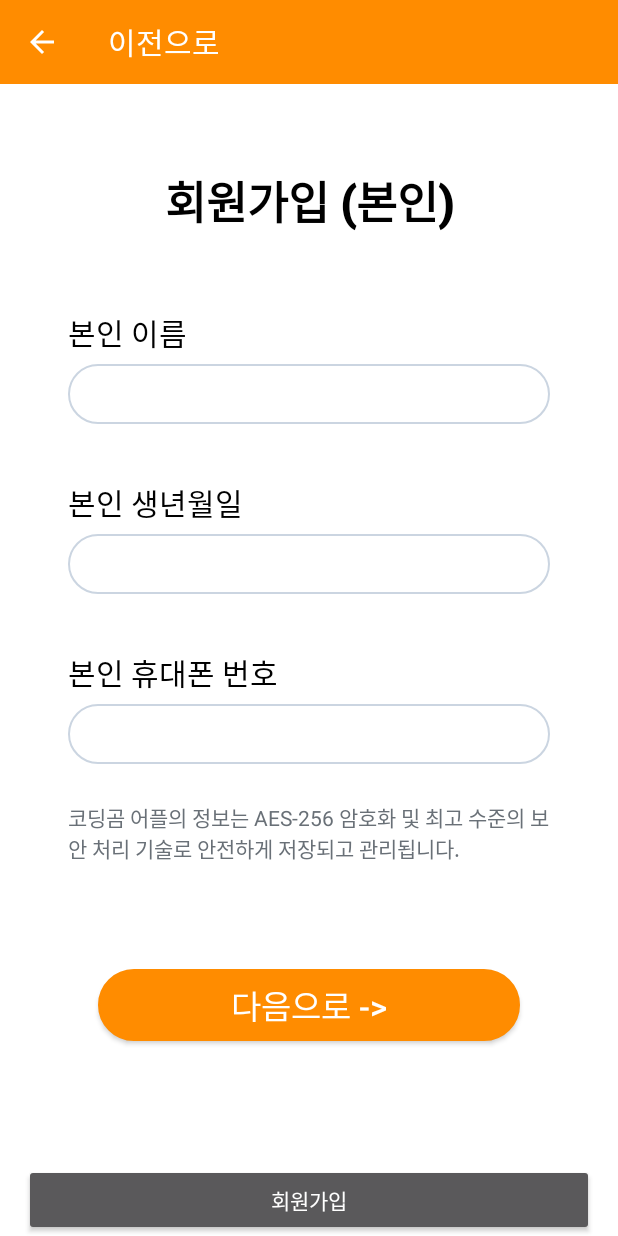
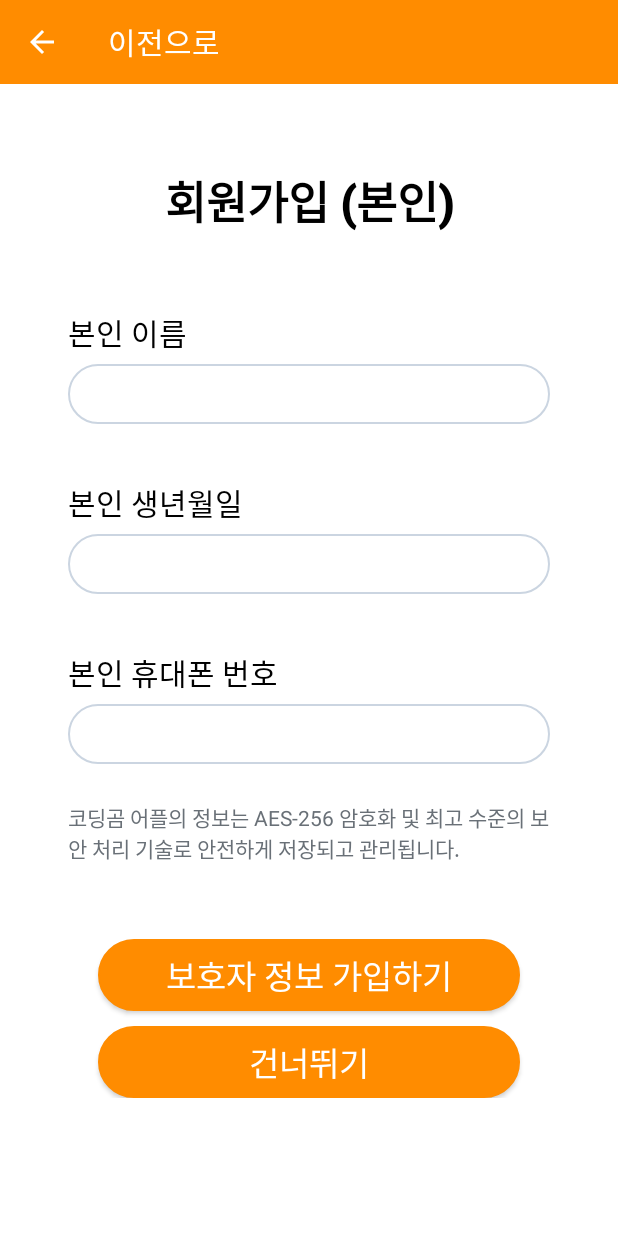
Before and after one commit to yooonzi040/CodingBear, an Android app: the RegisterActivity screen opened directly, with no data from a screen before it, on a phone screen of 412 x 824 dp. Run offline under Robolectric (Android 15) with nearby library versions, the phone set to English and light mode, and no system bars.

Commit message:
1차 디자인 및 프론트 변수명 수정 완료

```diff
--- a/app/src/main/java/sku/jyj/example/silvia/RegisterActivity.java
+++ b/app/src/main/java/sku/jyj/example/silvia/RegisterActivity.java
@@ -1,6 +1,4 @@
 package sku.jyj.example.silvia;
-
-import static sku.jyj.example.silvia.R.id.toolbar;
 
 import androidx.appcompat.app.AppCompatActivity;
 
@@ -15,7 +13,7 @@ import android.util.Log;
 import android.view.View;
 import android.widget.Button;
 import android.widget.EditText;
-import android.widget.Toast;
+
 import androidx.appcompat.widget.Toolbar;
 
 import org.json.JSONException;
@@ -35,7 +33,7 @@ public class RegisterActivity extends AppCompatActivity {
     // Flask 서버 호출
     private static final String urls = "http://lovelace0124.iptime.org:5003/userJoin";
     private EditText input_guardianName, input_guardianPhoneNo, input_Name, input_PhoneNo, input_Birth;
-    private Button bt_register, btn_next1;
+    private Button btn_InputGuardian, btn_regist_userToTTS;
 
     @SuppressLint("MissingInflatedId")
     @Override
@@ -48,20 +46,28 @@ public class RegisterActivity extends AppCompatActivity {
         getSupportActionBar().setDisplayHomeAsUpEnabled(true);
 
         //아이디 값 찾아주기
-        input_guardianName = findViewById(R.id.input_guardianName);
-        input_guardianPhoneNo = findViewById(R.id.input_guardianPhoneNo);
         input_Name = findViewById(R.id.input_Name);
         input_PhoneNo = findViewById(R.id.input_PhoneNo);
         input_Birth = findViewById(R.id.input_Birth);
-        bt_register = findViewById(R.id.bt_register);
-        btn_next1 = findViewById(R.id.btn_next1);
+        btn_InputGuardian = findViewById(R.id.btn_InputGuardian);
+        btn_regist_userToTTS = findViewById(R.id.btn_regist_userToTTS);
 
-
-        btn_next1.setOnClickListener(new View.OnClickListener() { //다음으로 버튼을 클릭 시 수행
+        btn_InputGuardian.setOnClickListener(new View.OnClickListener() { //다음으로 버튼을 클릭 시 수행
             @Override
             public void onClick(View view) {
                 Intent intent = new Intent(RegisterActivity.this, Register2Activity.class);
                 startActivity(intent);
+            }
+        });
+
+        btn_regist_userToTTS.setOnClickListener(new View.OnClickListener() {
+            @Override
+            public void onClick(View view) {
+                Intent intent = new Intent(RegisterActivity.this, VoiceChatBotActivity.class);
+                startActivity(intent);
+                // 버튼 클릭시 서버로 데이터 전송
+                Log.d("ClickButton1" , "Button clicked"); // Log 추가
+                sendServer();
             }
         });
 
@@ -80,12 +86,6 @@ public class RegisterActivity extends AppCompatActivity {
             @Override
             public void afterTextChanged(Editable s){}
         });
-    }
-
-    public void onRegisterClicked(View view){ // 버튼 클릭 리스너
-        // 버튼 클릭 시 서버로 데이터 전송
-        Log.d("ClickButton1", "Button clicked");  // Log 추가
-        sendServer();
     }
 
     public void sendServer(){ // 서버로 데이터 전송하기 위한 함수
--- a/app/src/main/res/layout/activitiy_start.xml
+++ b/app/src/main/res/layout/activitiy_start.xml
@@ -34,7 +34,6 @@
         android:layout_marginTop="41dp"
         android:background="@drawable/round_corner_btn_next"
         android:fontFamily="@font/font_login_header"
-        android:onClick="onRegisterClicked"
         android:text="만나기 ->"
         android:textSize="22sp" />
 
@@ -46,7 +45,6 @@
         android:layout_marginTop="16dp"
         android:background="@drawable/round_corner_stroke"
         android:fontFamily="@font/font_login_header"
-        android:onClick="onRegisterClicked"
         android:text="회원가입 ->"
         android:textColor="#FE8B00"
         android:textSize="22sp" />
--- a/app/src/main/res/layout/activity_register.xml
+++ b/app/src/main/res/layout/activity_register.xml
@@ -141,16 +141,28 @@
             android:textSize="14sp" />
 
         <Button
-            android:id="@+id/btn_next1"
+            android:id="@+id/btn_InputGuardian"
             android:layout_width="match_parent"
             android:layout_height="wrap_content"
             android:layout_marginLeft="65dp"
-            android:layout_marginTop="70dp"
+            android:layout_marginTop="50dp"
             android:layout_marginRight="65dp"
-            android:layout_marginBottom="50dp"
+            android:layout_marginBottom="10dp"
             android:background="@drawable/round_corner_btn_next"
             android:enabled="true"
-            android:text="다음으로 ->"
+            android:text="보호자 정보 가입하기"
+            android:textColor="#FFFFFF"
+            android:textSize="22sp" />
+
+        <Button
+            android:id="@+id/btn_regist_userToTTS"
+            android:layout_width="match_parent"
+            android:layout_height="wrap_content"
+            android:layout_marginLeft="65dp"
+            android:layout_marginRight="65dp"
+            android:background="@drawable/round_corner_btn_next"
+            android:enabled="true"
+            android:text="건너뛰기"
             android:textColor="#FFFFFF"
             android:textSize="22sp" />
 
@@ -161,16 +173,6 @@
         android:layout_width="match_parent"
         android:layout_height="0dp"
         android:orientation="vertical"
-        app:layout_constraintBottom_toBottomOf="parent">
-
-        <Button
-            android:id="@+id/bt_register"
-            android:layout_width="match_parent"
-            android:layout_height="wrap_content"
-            android:layout_marginLeft="16dp"
-            android:layout_marginRight="16dp"
-            android:onClick="onRegisterClicked"
-            android:text="회원가입" />
-    </LinearLayout>
+        app:layout_constraintBottom_toBottomOf="parent"/>
 
 </androidx.constraintlayout.widget.ConstraintLayout>
--- a/app/src/main/res/layout/activity_register3.xml
+++ b/app/src/main/res/layout/activity_register3.xml
@@ -41,5 +41,8 @@
         android:textColor="#FFFFFF"
         android:textSize="22sp"
         app:layout_constraintBottom_toBottomOf="parent"
-        app:layout_constraintTop_toBottomOf="@+id/textView26" />
+        app:layout_constraintEnd_toEndOf="parent"
+        app:layout_constraintStart_toStartOf="parent"
+        app:layout_constraintTop_toBottomOf="@+id/textView26"
+        app:layout_constraintVertical_bias="0.492" />
 </androidx.constraintlayout.widget.ConstraintLayout>
```
Also changed, not shown: app/src/main/java/sku/jyj/example/silvia/LoginActivity.java (+10 -38 lines), app/src/main/res/layout/activity_login.xml (+3 -20 lines), app/src/main/res/layout/activity_settings.xml (added, +15 -0 lines), app/src/main/res/layout/activity_voicechatbot.xml (+3 -4 lines).
